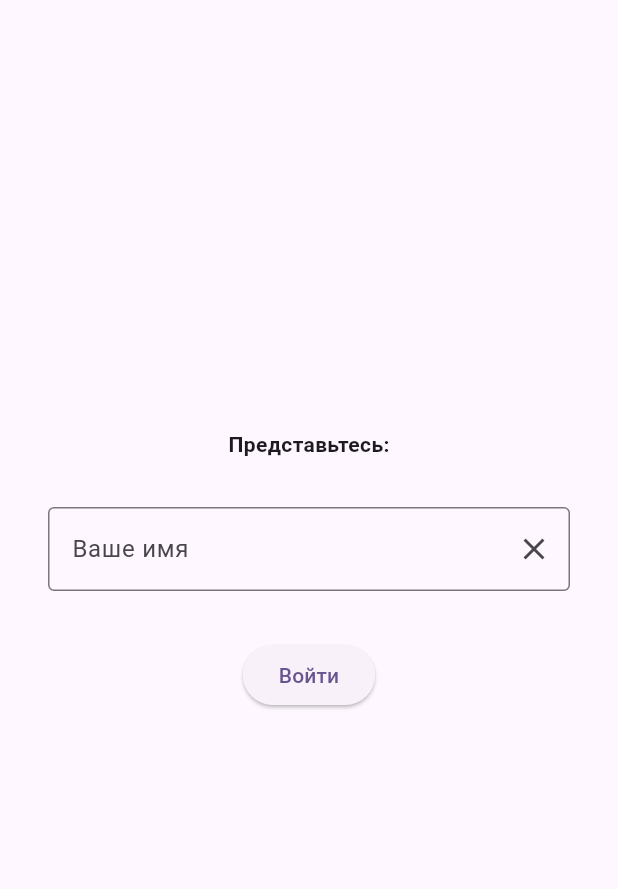
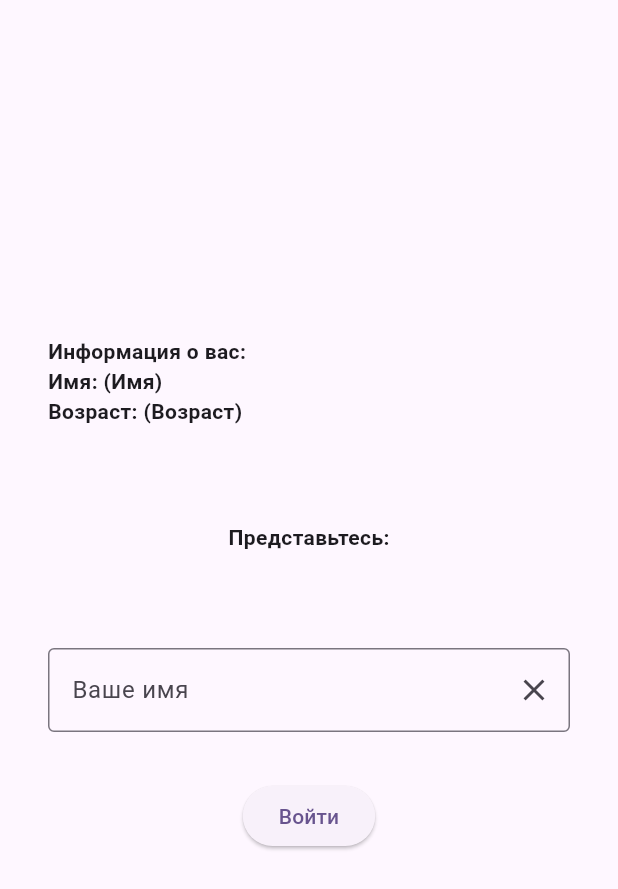
Before and after one commit to Tulitanir/flutter_application_3-, a Flutter app: the screen it shows after launch, on a phone screen of 412 x 824 dp. Shown: the top 889 px of the screen. Run offline on Flutter 3.47's test engine with Material 3 defaults, Android fonts, the phone set to English and light mode, and no system bars.

Commit message:
stage two

```diff
--- /dev/null
+++ b/lib/data_provider.dart
@@ -0,0 +1,33 @@
+import 'package:flutter/material.dart';
+
+class AppDataProvider extends InheritedWidget {
+  const AppDataProvider(
+      {super.key, required super.child, required this.personData});
+
+  final PersonData personData;
+
+  static AppDataProvider? of(BuildContext context) =>
+      context.dependOnInheritedWidgetOfExactType<AppDataProvider>();
+
+  @override
+  bool updateShouldNotify(covariant InheritedWidget oldWidget) {
+    return true;
+  }
+}
+
+class PersonData extends ChangeNotifier {
+  String? name;
+  int? age;
+
+  void changeName(String name) {
+    this.name = name;
+
+    notifyListeners();
+  }
+
+  void changeAge(int age) {
+    this.age = age;
+
+    notifyListeners();
+  }
+}
--- a/lib/main.dart
+++ b/lib/main.dart
@@ -1,5 +1,6 @@
 import 'package:flutter/material.dart';
-import 'package:flutter_application_3/form1.dart';
+import 'package:flutter_application_3/data_provider.dart';
+import 'package:flutter_application_3/page1.dart';
 
 void main() {
   runApp(const MyApp());
@@ -10,34 +11,16 @@ class MyApp extends StatelessWidget {
 
   @override
   Widget build(BuildContext context) {
-    return MaterialApp(
+    return AppDataProvider(
+      personData: PersonData(),
+      child: MaterialApp(
           title: 'Flutter 3',
           debugShowCheckedModeBanner: false,
           theme: ThemeData(
             colorScheme: ColorScheme.fromSeed(seedColor: Colors.deepPurple),
             useMaterial3: true,
           ),
-      home: const MyHomePage(),
+          home: const MyHomePage()),
     );
   }
 }
-
-class MyHomePage extends StatelessWidget {
-  const MyHomePage({super.key});
-  @override
-  Widget build(BuildContext context) {
-    return const Scaffold(
-        body: Center(
-      child: Column(
-        mainAxisAlignment: MainAxisAlignment.center,
-        children: <Widget>[
-          Text(
-            'Представьтесь:',
-            style: TextStyle(fontWeight: FontWeight.bold),
-          ),
-          Padding(padding: EdgeInsets.all(32), child: NameForm())
-        ],
-      ),
-    ));
-  }
-}
--- a/lib/form1.dart
+++ b/lib/page1.dart
@@ -1,6 +1,52 @@
 import 'package:flutter/material.dart';
 import 'package:flutter/services.dart';
+import 'package:flutter_application_3/data_provider.dart';
 import 'package:flutter_application_3/page2.dart';
+
+class MyHomePage extends StatefulWidget {
+  const MyHomePage({super.key});
+
+  @override
+  State<StatefulWidget> createState() {
+    return MyHomePageState();
+  }
+}
+
+class MyHomePageState extends State<MyHomePage> {
+  @override
+  Widget build(BuildContext context) {
+    var data = AppDataProvider.of(context);
+
+    return Scaffold(
+        body: Center(
+            child: ListenableBuilder(
+                listenable: data!.personData,
+                builder: (context, child) {
+                  return Column(
+                    mainAxisAlignment: MainAxisAlignment.center,
+                    children: <Widget>[
+                      Padding(
+                          padding: const EdgeInsets.all(32),
+                          child: Align(
+                              alignment: Alignment.topLeft,
+                              child: Text(
+                                'Информация о вас:\nИмя: ${data.personData.name ?? '(Имя)'}\nВозраст: ${data.personData.age ?? '(Возраст)'}',
+                                style: const TextStyle(
+                                    fontWeight: FontWeight.bold),
+                              ))),
+                      const Padding(
+                          padding: EdgeInsets.all(32),
+                          child: Text(
+                            'Представьтесь:',
+                            style: TextStyle(fontWeight: FontWeight.bold),
+                          )),
+                      const Padding(
+                          padding: EdgeInsets.all(32), child: NameForm())
+                    ],
+                  );
+                })));
+  }
+}
 
 class NameForm extends StatefulWidget {
   const NameForm({super.key});
@@ -47,12 +93,14 @@ class NameFormState extends State<NameForm> {
               onPressed: () {
                 if (_formKey.currentState!.validate()) {
                   var name = _controller.text;
+                  AppDataProvider.of(context)?.personData.changeName(name);
+
                   _controller.clear();
                   Navigator.push(
                       context,
                       MaterialPageRoute(
                           builder: (context) =>
-                              Scaffold(body: SecondPage(name: name))));
+                              const Scaffold(body: SecondPage())));
                 }
               },
               child: const Text('Войти'),
```
Also changed, not shown: lib/page2.dart (+6 -13 lines), lib/page3.dart (+4 -6 lines). Lines whose indentation alone changed are shown as unchanged.
